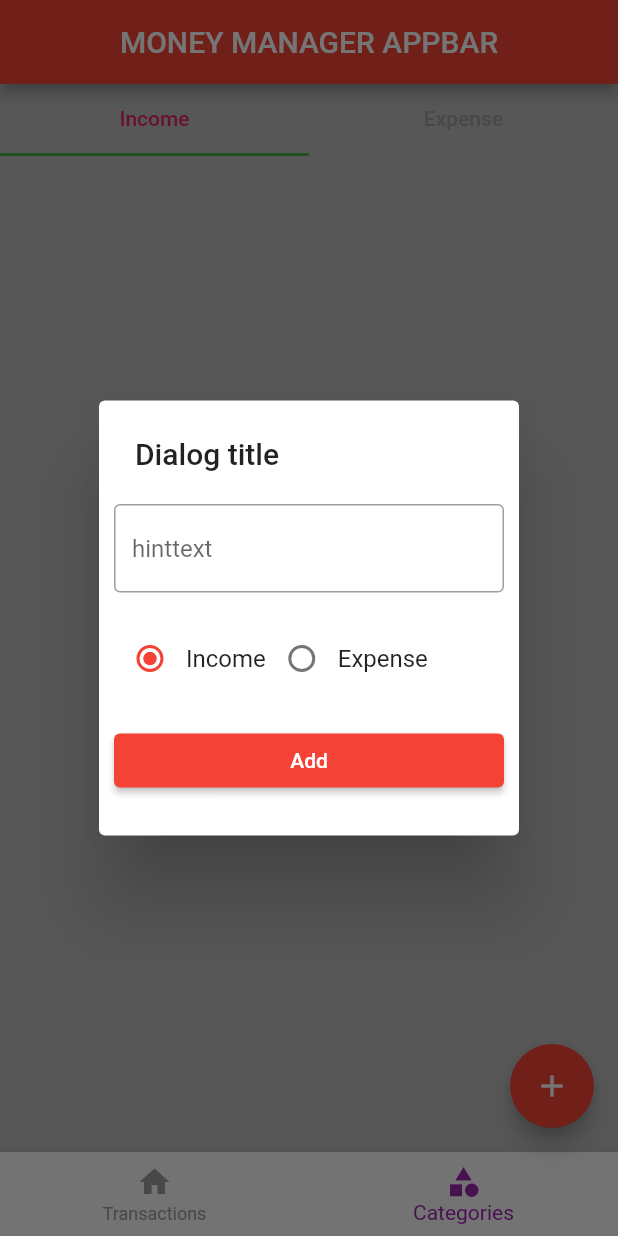
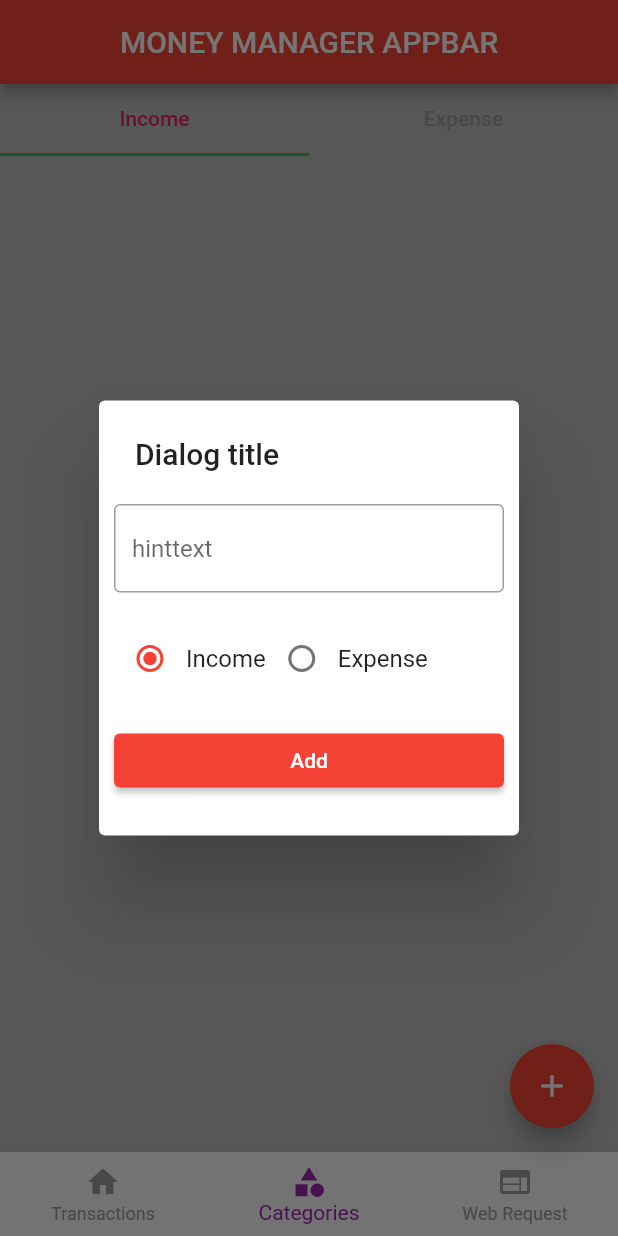
Before and after one commit to anandhu-co-in/broto_moneymanager, a Flutter app: the screen it shows after launch, item 2 of the bottom bar chosen, after a tap on the "add" icon, on a phone screen of 412 x 824 dp. Run offline on Flutter 3.47's test engine with Material 2 defaults, Android fonts, the phone set to English and light mode, and no system bars; our stand-ins replace flutter_slidable, hive, hive_flutter; missing offline and left inert: dart:ffi; accounts and stored records are empty.

Commit message:
setup hpp package, folder structure and new screen to practice web requests

```diff
--- /dev/null
+++ b/lib/api/apis.dart
@@ -0,0 +1,3 @@
+import 'package:http/http.dart' as http;
+
+Future<void> getNumberFact({required int number}) async {}
--- a/lib/db/functions/transactions/transaction_functions.dart
+++ b/lib/db/functions/transactions/transaction_functions.dart
@@ -50,9 +50,8 @@ class TransactionDB implements TransactionDBFunctions {
     print(allTransactions);
 
     transactions.value.clear();
-    transactions.value=allTransactions;
+    transactions.value = allTransactions;
     transactions.notifyListeners();
-
   }
 }
 
--- a/lib/db/models/transactions/transaction_model.dart
+++ b/lib/db/models/transactions/transaction_model.dart
@@ -24,7 +24,11 @@ class TransactionModel extends HiveObject {
   final categoryModel category;
 
   TransactionModel(
-      {required this.purpose, required this.amount, required this.date,required this.category,required this.type});
+      {required this.purpose,
+      required this.amount,
+      required this.date,
+      required this.category,
+      required this.type});
 
   @override
   String toString() {
--- a/lib/main.dart
+++ b/lib/main.dart
@@ -21,7 +21,6 @@ Future<void> main() async {
     Hive.registerAdapter(TransactionModelAdapter());
   }
 
-
   runApp(const MyApp());
 }
 
--- a/lib/screens/home/screen_home.dart
+++ b/lib/screens/home/screen_home.dart
@@ -5,6 +5,7 @@ import 'package:brot_moneymanagementapp/screens/category/category_add_popup.dart
 import 'package:brot_moneymanagementapp/screens/category/screen_category.dart';
 import 'package:brot_moneymanagementapp/screens/home/widgets/bottom_navigation.dart';
 import 'package:brot_moneymanagementapp/screens/transactions/screen_transactions.dart';
+import 'package:brot_moneymanagementapp/screens/webrequests/screen_api_response.dart';
 import 'package:flutter/material.dart';
 
 class ScreenHome extends StatelessWidget {
@@ -12,7 +13,11 @@ class ScreenHome extends StatelessWidget {
 
   static ValueNotifier<int> selectedIndexNotifier = ValueNotifier(0);
 
-  final _pages = const [ScreenTransactions(), ScreenCategory()];
+  final _pages = const [
+    ScreenTransactions(),
+    ScreenCategory(),
+    ScreenShowNumbnerInfo()
+  ];
 
   @override
   Widget build(BuildContext context) {
@@ -38,7 +43,7 @@ class ScreenHome extends StatelessWidget {
               print('Clicked plus at add transaction');
 
               Navigator.of(context).pushNamed(ScreenAddTransaction.routeName);
-            } else {
+            } else if (selectedIndexNotifier.value == 1) {
               print('Clicked Plust at Addcategory');
 
               showAddCategoryPopup(context);
--- a/lib/screens/home/widgets/bottom_navigation.dart
+++ b/lib/screens/home/widgets/bottom_navigation.dart
@@ -20,7 +20,9 @@ class MoneyManagerBottomNavigation extends StatelessWidget {
                 BottomNavigationBarItem(
                     icon: Icon(Icons.home), label: 'Transactions'),
                 BottomNavigationBarItem(
-                    icon: Icon(Icons.category), label: 'Categories')
+                    icon: Icon(Icons.category), label: 'Categories'),
+                BottomNavigationBarItem(
+                    icon: Icon(Icons.web), label: 'Web Request')
               ]);
         });
   }
--- a/pubspec.yaml
+++ b/pubspec.yaml
@@ -39,6 +39,7 @@ dependencies:
   hive_flutter: ^1.1.0
   intl: 0.17.0
   flutter_slidable: ^1.2.0
+  http: ^0.13.4
 
 dev_dependencies:
   flutter_test:
```
Also changed, not shown: lib/screens/add_transactions/screen_add_transaction.dart (+5 -7 lines), lib/screens/webrequests/screen_api_response.dart (added, +10 -0 lines), pubspec.lock.
